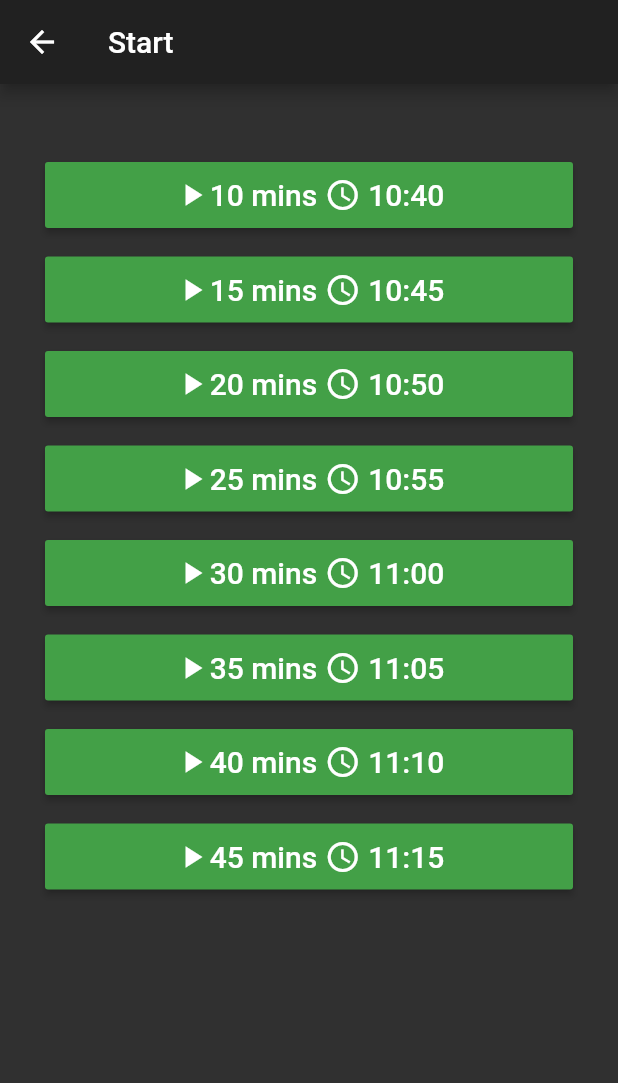
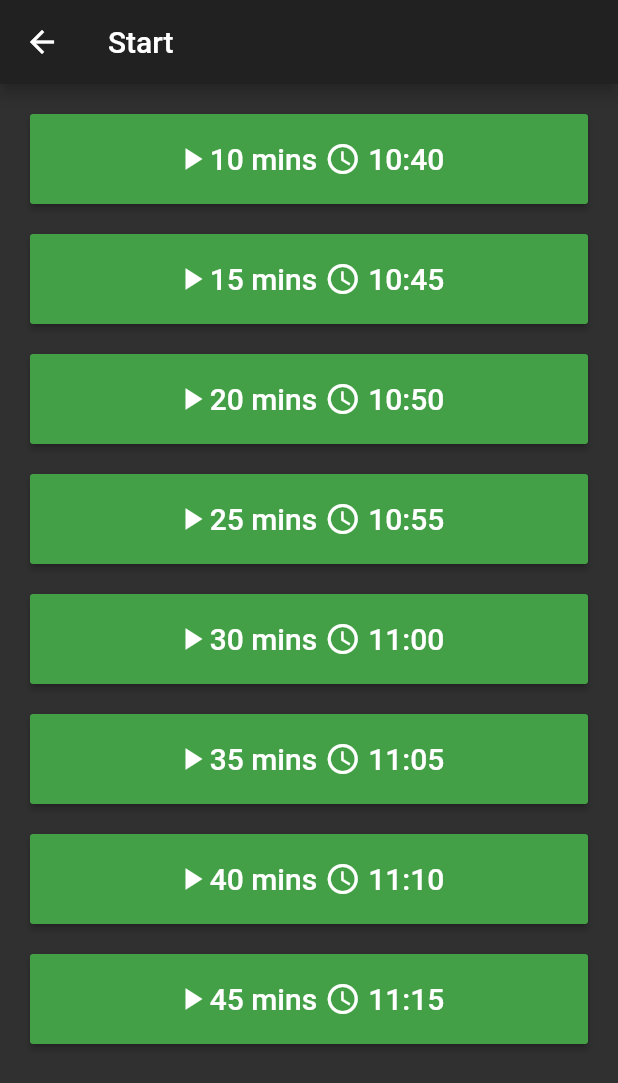
Before and after one commit to wjr-/heater-starter, a Flutter app: the screen it shows after launch, after a tap on "Start", on a phone screen of 412 x 824 dp. Shown: the top 1083 px of the screen. Run offline on Flutter 3.47's test engine with Material 2 defaults, Android fonts, the phone set to English and light mode, and no system bars; our stand-ins replace flutter_local_notifications, shared_preferences; missing offline and left inert: sms; statements that could not run were skipped.

Commit message:
ListView for start screen to enable scrolling

```diff
--- a/heater_starter/lib/start_heater_screen.dart
+++ b/heater_starter/lib/start_heater_screen.dart
@@ -17,48 +17,45 @@ class _StartHeaterState extends State<StartHeaterScreen> {
 
   final AppState _appState;
 
+  static const runTimes = [10, 15, 20, 25, 30, 35, 40, 45];
+
   @override
   Widget build(BuildContext context) {
     return Scaffold(
       appBar: AppBar(title: Text("Start")),
       body: Center(
-        child: Padding(
-          padding: EdgeInsets.only(top: 50, left: 30, right: 30),
-          child: Column(
-            mainAxisAlignment: MainAxisAlignment.start,
-            children: _createButtons(),
-          ),
-        ),
-      ),
+          child: ListView.builder(
+        padding: const EdgeInsets.all(10),
+        itemCount: runTimes.length,
+        itemBuilder: _createListItems,
+      )),
     );
   }
 
-  List<Widget> _createButtons() {
-    const runTimes = [10, 15, 20, 25, 30, 35, 40, 45];
-    var buttons = List<Widget>();
-    for (var runTime in runTimes) {
-      buttons.add(MaterialButton(
-        onPressed: () => _startHeater(runTime),
+  Widget _createListItems(BuildContext context, int index) {
+    return Padding(
+      padding: const EdgeInsets.all(10),
+      child: MaterialButton(
+        onPressed: () => _startHeater(runTimes[index]),
         color: Theme.of(context).buttonColor,
         disabledColor: Theme.of(context).disabledColor,
         padding: const EdgeInsets.all(10),
+        height: 60,
         child:
             Row(mainAxisAlignment: MainAxisAlignment.center, children: <Widget>[
           Icon(Icons.play_arrow),
           Text(
-            runTime.toString() + " mins ",
+            runTimes[index].toString() + " mins ",
             style: const TextStyle(fontSize: 20),
           ),
           Icon(Icons.access_time),
           Text(
-            _getButtonUntilText(runTime),
+            _getButtonUntilText(runTimes[index]),
             style: const TextStyle(fontSize: 20),
           ),
         ]),
-      ));
-      buttons.add(SizedBox(height: 15));
-    }
-    return buttons;
+      ),
+    );
   }
 
   Future<void> _startHeater(int runTime) async {
```
